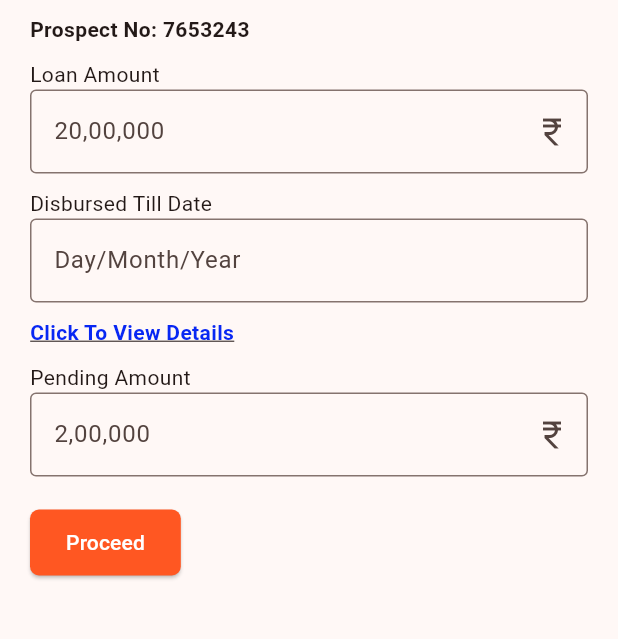
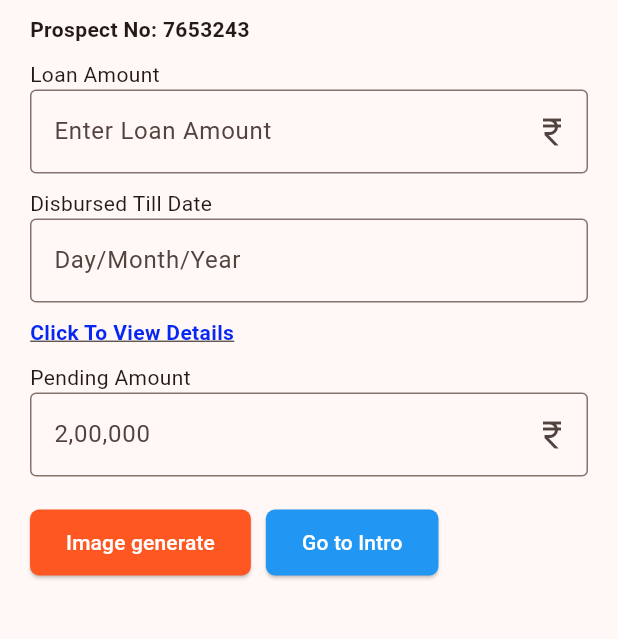
Before and after one commit to dlshet12/flutter_test, a Flutter app: the screen it shows after launch, on a phone screen of 412 x 824 dp, the part 425-1064 px from its top. Run offline on Flutter 3.47's test engine with Material 3 defaults, Android fonts, the phone set to English and light mode, and no system bars.

```diff
--- a/lib/main.dart
+++ b/lib/main.dart
@@ -1,6 +1,5 @@
 import 'package:flutter/material.dart';
-import 'package:http/http.dart' as http;
-import 'dart:convert';
+import './pages/home.dart'; // Import the Home page
 
 void main() {
   runApp(const MyApp());
@@ -17,159 +16,7 @@ class MyApp extends StatelessWidget {
         useMaterial3: true,
         colorScheme: ColorScheme.fromSeed(seedColor: Colors.deepOrange),
       ),
-      home: LoanPaymentScreen(),
+       home: LoanPaymentScreen(), // Set HomeScreen as the initial page
     );
   }
 }
-
-class LoanPaymentScreen extends StatefulWidget {
-  @override
-  _LoanPaymentScreenState createState() => _LoanPaymentScreenState();
-}
-
-class _LoanPaymentScreenState extends State<LoanPaymentScreen> {
-  List<String> imageUrls = [];
-  bool isLoading = false;
-
-  Future<void> fetchImages() async {
-    setState(() {
-      isLoading = true;
-    });
-
-    try {
-      final response = await http.get(
-        Uri.parse(
-            'https://api.unsplash.com/photos/random?count=5&client_id=uEBT29Z36M1XkJ15L-PmQZxcSvlxR_fhARYY4DYtMTE'),
-      );
-
-      if (response.statusCode == 200) {
-        List<dynamic> data = json.decode(response.body);
-        setState(() {
-          imageUrls = data
-              .map((item) => item['urls']['regular'].toString())
-              .toList();
-        });
-      } else {
-        print("Failed to load images: ${response.statusCode}");
-      }
-    } catch (e) {
-      print("Error fetching images: $e");
-    }
-
-    setState(() {
-      isLoading = false;
-    });
-  }
-
-  @override
-  Widget build(BuildContext context) {
-    return Scaffold(
-      body: SingleChildScrollView(
-        child: Padding(
-          padding: const EdgeInsets.all(20.0),
-          child: Column(
-            crossAxisAlignment: CrossAxisAlignment.start,
-            children: [
-              Center(
-                child: Column(
-                  children: [
-                    Image.asset(
-                      'assets/hindenburg.webp',
-                      height: 150,
-                      fit: BoxFit.cover,
-                    ),
-                    const SizedBox(height: 20),
-                    const Text(
-                      "Let's Accelerate Your Aspirations with Rapid Loan Disbursement!",
-                      textAlign: TextAlign.center,
-                      style:
-                          TextStyle(fontSize: 24, fontWeight: FontWeight.bold),
-                    ),
-                    const SizedBox(height: 5),
-                    const Text(
-                      "Complete your loan payment in a few easy steps.",
-                      textAlign: TextAlign.center,
-                      style: TextStyle(fontSize: 14, color: Colors.grey),
-                    ),
-                    const SizedBox(height: 10),
-                  ],
-                ),
-              ),
-              const Text("Prospect No: 7653243",
-                  style: TextStyle(fontWeight: FontWeight.bold)),
-              const SizedBox(height: 10),
-              const Text("Loan Amount"),
-              TextField(
-                decoration: InputDecoration(
-                  hintText: "20,00,000",
-                  suffixIcon: const Icon(Icons.currency_rupee),
-                  border: OutlineInputBorder(),
-                ),
-              ),
-              const SizedBox(height: 10),
-              const Text("Disbursed Till Date"),
-              TextField(
-                decoration: InputDecoration(
-                  hintText: "Day/Month/Year",
-                  border: OutlineInputBorder(),
-                ),
-              ),
-              const SizedBox(height: 10),
-              const Text(
-                "Click To View Details",
-                style: TextStyle(
-                  color: Color.fromARGB(255, 8, 39, 243),
-                  fontWeight: FontWeight.bold,
-                  decoration: TextDecoration.underline,
-                ),
-              ),
-              const SizedBox(height: 10),
-              const Text("Pending Amount"),
-              TextField(
-                decoration: InputDecoration(
-                  hintText: "2,00,000",
-                  suffixIcon: const Icon(Icons.currency_rupee),
-                  border: OutlineInputBorder(),
-                ),
-              ),
-              const SizedBox(height: 20),
-
-              // Proceed Button
-              Align(
-                alignment: Alignment.centerLeft,
-                child: ElevatedButton(
-                  style: ElevatedButton.styleFrom(
-                    backgroundColor: Colors.deepOrange,
-                    padding: const EdgeInsets.symmetric(
-                        horizontal: 24, vertical: 12),
-                    shape: RoundedRectangleBorder(
-                      borderRadius: BorderRadius.circular(6),
-                    ),
-                  ),
-                  onPressed: fetchImages,
-                  child: isLoading
-                      ? CircularProgressIndicator(color: Colors.white)
-                      : const Text("Proceed",
-                          style: TextStyle(color: Colors.white)),
-                ),
-              ),
-              const SizedBox(height: 20),
-
-              // Display images from API
-              if (imageUrls.isNotEmpty)
-                Column(
-                  children: imageUrls.map((url) {
-                    return Padding(
-                      padding: const EdgeInsets.symmetric(vertical: 10),
-                      child: Image.network(url,
-                          height: 150, fit: BoxFit.cover),
-                    );
-                  }).toList(),
-                ),
-            ],
-          ),
-        ),
-      ),
-    );
-  }
-}
--- /dev/null
+++ b/lib/pages/home.dart
@@ -0,0 +1,185 @@
+import 'package:flutter/material.dart';
+import 'package:flutter/services.dart';
+import 'package:http/http.dart' as http;
+import 'dart:convert';
+import 'intro.dart';
+
+class LoanPaymentScreen extends StatefulWidget {
+  @override
+  _LoanPaymentScreenState createState() => _LoanPaymentScreenState();
+}
+
+class _LoanPaymentScreenState extends State<LoanPaymentScreen> {
+  List<String> imageUrls = [];
+  bool isLoading = false;
+   TextEditingController loanAmountController = TextEditingController();
+
+  Future<void> fetchImages() async {
+    setState(() {
+      isLoading = true;
+    });
+
+    try {
+      final response = await http.get(
+        Uri.parse(
+            'https://api.unsplash.com/photos/random?count=5&client_id=uEBT29Z36M1XkJ15L-PmQZxcSvlxR_fhARYY4DYtMTE'),
+      );
+
+      if (response.statusCode == 200) {
+        List<dynamic> data = json.decode(response.body);
+        setState(() {
+          imageUrls =
+              data.map((item) => item['urls']['regular'].toString()).toList();
+        });
+      } else {
+        print("Failed to load images: ${response.statusCode}");
+      }
+    } catch (e) {
+      print("Error fetching images: $e");
+    }
+
+    setState(() {
+      isLoading = false;
+    });
+  }
+
+  @override
+  Widget build(BuildContext context) {
+    return Scaffold(
+      body: SingleChildScrollView(
+        child: Padding(
+          padding: const EdgeInsets.all(20.0),
+          child: Column(
+            crossAxisAlignment: CrossAxisAlignment.start,
+            children: [
+              Center(
+                child: Column(
+                  children: [
+                    Image.asset(
+                      'assets/hindenburg.webp',
+                      height: 150,
+                      fit: BoxFit.cover,
+                    ),
+                    const SizedBox(height: 20),
+                    const Text(
+                      "Let's Accelerate Your Aspirations with Rapid Loan Disbursement!",
+                      textAlign: TextAlign.center,
+                      style:
+                          TextStyle(fontSize: 24, fontWeight: FontWeight.bold),
+                    ),
+                    const SizedBox(height: 5),
+                    const Text(
+                      "Complete your loan payment in a few easy steps.",
+                      textAlign: TextAlign.center,
+                      style: TextStyle(fontSize: 14, color: Colors.grey),
+                    ),
+                    const SizedBox(height: 10),
+                  ],
+                ),
+              ),
+              const Text("Prospect No: 7653243",
+                  style: TextStyle(fontWeight: FontWeight.bold)),
+              const SizedBox(height: 10),
+              const Text("Loan Amount"),
+              TextField(
+                controller: loanAmountController,
+                keyboardType: TextInputType.number, // Allows numeric input
+                inputFormatters: [FilteringTextInputFormatter.digitsOnly],
+                decoration: InputDecoration(
+                  hintText:"Enter Loan Amount",
+                  suffixIcon: const Icon(Icons.currency_rupee),
+                  border: OutlineInputBorder(),
+                ),
+              ),
+              const SizedBox(height: 10),
+              const Text("Disbursed Till Date"),
+              TextField(
+                decoration: InputDecoration(
+                  hintText: "Day/Month/Year",
+                  border: OutlineInputBorder(),
+                ),
+              ),
+              const SizedBox(height: 10),
+              const Text(
+                "Click To View Details",
+                style: TextStyle(
+                  color: Color.fromARGB(255, 8, 39, 243),
+                  fontWeight: FontWeight.bold,
+                  decoration: TextDecoration.underline,
+                ),
+              ),
+              const SizedBox(height: 10),
+              const Text("Pending Amount"),
+              TextField(
+                keyboardType: TextInputType.number, // Allows numeric input
+                inputFormatters: [FilteringTextInputFormatter.digitsOnly],
+                decoration: InputDecoration(
+                  hintText: "2,00,000",
+                  suffixIcon: const Icon(Icons.currency_rupee),
+                  border: OutlineInputBorder(),
+                ),
+              ),
+              const SizedBox(height: 20),
+
+              // Buttons
+              Row(
+                mainAxisAlignment: MainAxisAlignment.start,
+                children: [
+                  ElevatedButton(
+                    style: ElevatedButton.styleFrom(
+                      backgroundColor: Colors.deepOrange,
+                      padding: const EdgeInsets.symmetric(
+                          horizontal: 24, vertical: 12),
+                      shape: RoundedRectangleBorder(
+                        borderRadius: BorderRadius.circular(6),
+                      ),
+                    ),
+                    onPressed: fetchImages,
+                    child: isLoading
+                        ? CircularProgressIndicator(color: Colors.white)
+                        : const Text("Image generate",
+                            style: TextStyle(color: Colors.white)),
+                  ),
+                  const SizedBox(width: 10), // Add space between the buttons
+                  ElevatedButton(
+                    style: ElevatedButton.styleFrom(
+                      backgroundColor: Colors.blue,
+                      padding: const EdgeInsets.symmetric(
+                          horizontal: 24, vertical: 12),
+                      shape: RoundedRectangleBorder(
+                        borderRadius: BorderRadius.circular(6),
+                      ),
+                    ),
+                 onPressed: () {
+                  String loanAmount = loanAmountController.text;
+                  Navigator.push(
+                    context,
+                    MaterialPageRoute(
+                      builder: (context) => IntroScreen(loanAmount: loanAmount),
+                    ),
+                  );
+                },
+                    child: const Text("Go to Intro",
+                        style: TextStyle(color: Colors.white)),
+                  ),
+                ],
+              ),
+              const SizedBox(height: 20),
+
+              // Display images from API
+              if (imageUrls.isNotEmpty)
+                Column(
+                  children: imageUrls.map((url) {
+                    return Padding(
+                      padding: const EdgeInsets.symmetric(vertical: 10),
+                      child: Image.network(url, height: 150, fit: BoxFit.cover),
+                    );
+                  }).toList(),
+                ),
+            ],
+          ),
+        ),
+      ),
+    );
+  }
+}
```
Also changed, not shown: lib/pages/intro.dart (added, +21 -0 lines), 1 other file.
